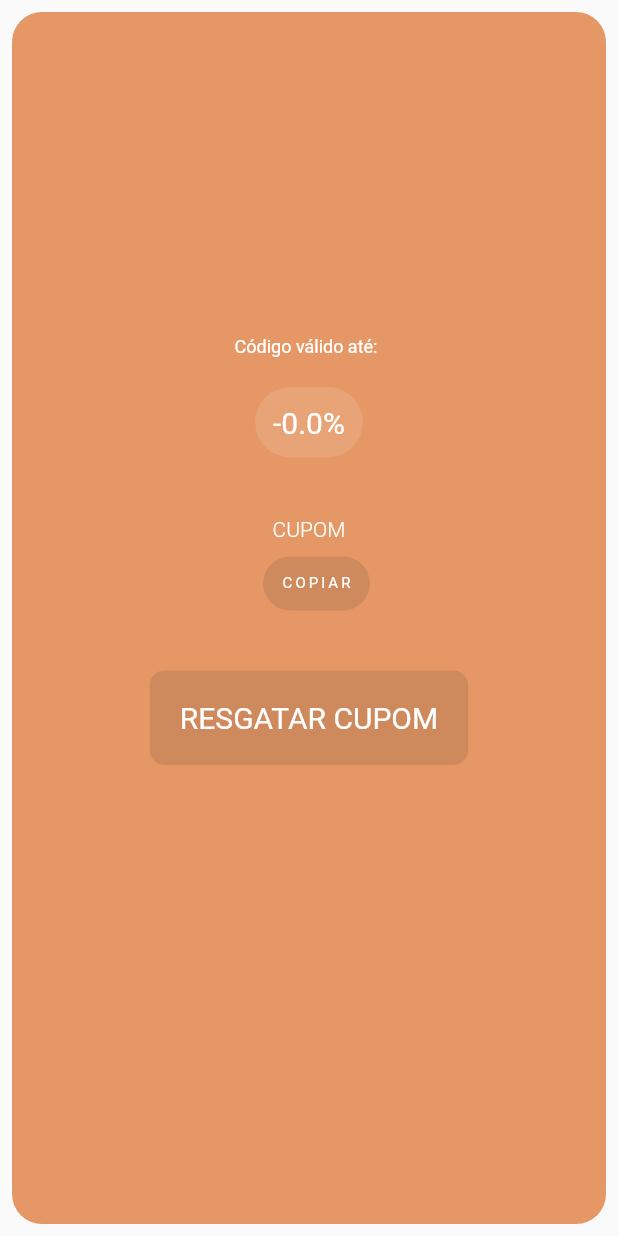
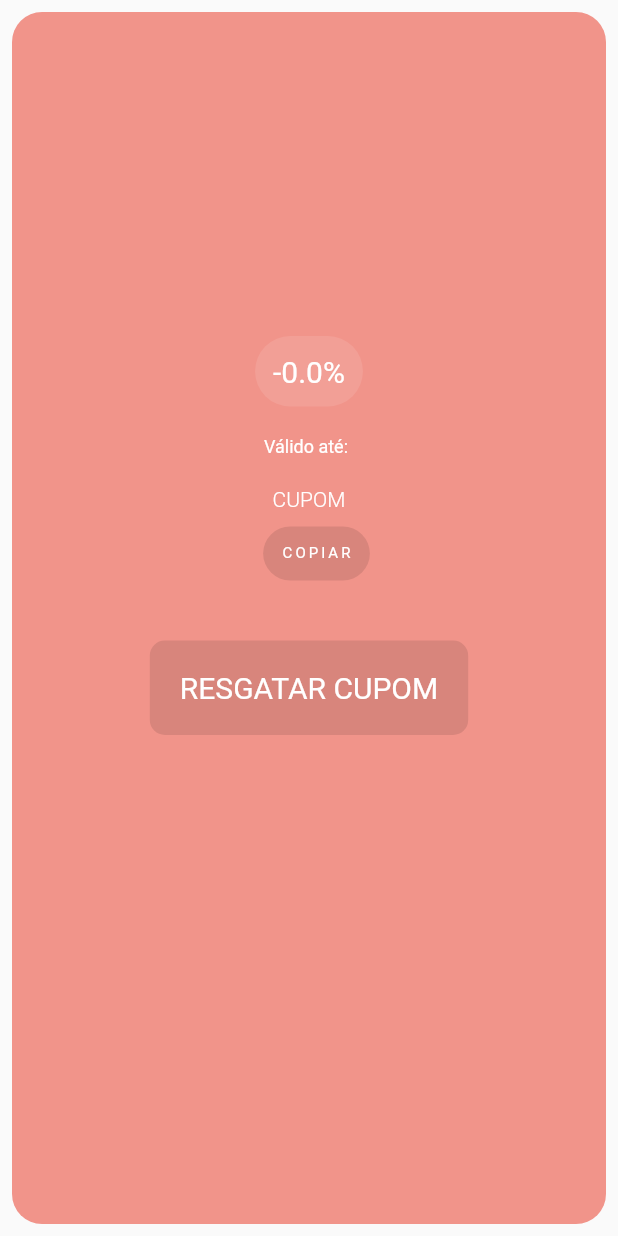
Before and after one commit to GuilhermeVendramini/coupons, a Flutter app: the CouponDisplay widget shown alone on an empty page, opened directly with empty values, on a phone screen of 412 x 824 dp. Run offline on Flutter 3.47's test engine with Material 2 defaults, Android fonts, the phone set to English and light mode, and no system bars; our stand-ins replace cached_network_image, dio, rxdart, sqflite; missing offline and left inert: dio_http_cache, flutter_webview_plugin; accounts and stored records are empty; network calls fail.

Commit message:
Coupons list

```diff
--- a/lib/src/modules/coupon/coupon_page.dart
+++ b/lib/src/modules/coupon/coupon_page.dart
@@ -46,14 +46,14 @@ class _CouponPageState extends State<CouponPage> {
                     SizedBox(
                       height: 40.0,
                     ),
-                    couponCodeValidity(
-                      vigency: widget._coupon.vigency,
+                    couponDiscount(
+                      discount: widget._coupon.discount,
                     ),
                     SizedBox(
                       height: 40.0,
                     ),
-                    couponDiscount(
-                      discount: widget._coupon.discount,
+                    couponCodeValidity(
+                      vigency: widget._coupon.vigency,
                     ),
                     SizedBox(
                       height: 40.0,
--- a/lib/src/shared/colors/default_colors.dart
+++ b/lib/src/shared/colors/default_colors.dart
@@ -4,7 +4,7 @@ class DefaultColors {
   DefaultColors._();
 
   static const Color transparent = Color(0x00000000);
-  static const Color red = Color.fromRGBO(241, 138, 138, 1);
+  static const Color red = Color.fromRGBO(236, 112, 99, 1);
   static const Color black = Color(0xFF000000);
   static final Color primary = Color.fromRGBO(241, 148, 138, 1);
   static final Color grey = Color.fromRGBO(128, 128, 128, 1);
@@ -12,7 +12,7 @@ class DefaultColors {
 
   static Color colorByDiscount(double discount) {
     if (discount <= 10.0) {
-      return Color.fromRGBO(229, 152, 102, 1);
+      return Color.fromRGBO(241, 148, 138, 1);
     } else if (discount <= 20.0) {
       return Color.fromRGBO(125, 206, 160, 1);
     } else if (discount <= 30.0) {
--- a/lib/src/shared/languages/pt-br/strings.dart
+++ b/lib/src/shared/languages/pt-br/strings.dart
@@ -20,6 +20,6 @@ class Strings {
   static const String couponCodeCopy = "Copiar";
   static const String couponObtainCode = "Obter cupom";
   static const String couponLoadError = "Não foi possível carregar os cupons";
-  static const String couponCodeValidity = "Código válido até:";
+  static const String couponCodeValidity = "Válido até:";
   static const String couponRedeem = "Resgatar cupom";
 }
--- a/lib/src/shared/widgets/coupon/coupon_display.dart
+++ b/lib/src/shared/widgets/coupon/coupon_display.dart
@@ -1,7 +1,7 @@
+import 'package:flutter/cupertino.dart';
+
 import '../../colors/default_colors.dart';
 import '../../models/coupon/coupon_model.dart';
-import 'package:flutter/cupertino.dart';
-
 import 'coupon_fields_display.dart';
 
 class CouponDisplay extends StatelessWidget {
@@ -35,18 +35,18 @@ class CouponDisplay extends StatelessWidget {
             SizedBox(
               height: 20.0,
             ),
+            couponDiscount(
+              discount: _coupon.discount,
+              fontSize: 20.0,
+            ),
+            SizedBox(
+              height: 20.0,
+            ),
             couponCodeValidity(
               vigency: _coupon.vigency,
             ),
             SizedBox(
               height: 20.0,
-            ),
-            couponDiscount(
-              discount: _coupon.discount,
-              fontSize: 20.0,
-            ),
-            SizedBox(
-              height: 40.0,
             ),
             couponObtained(
               context: context,
```
